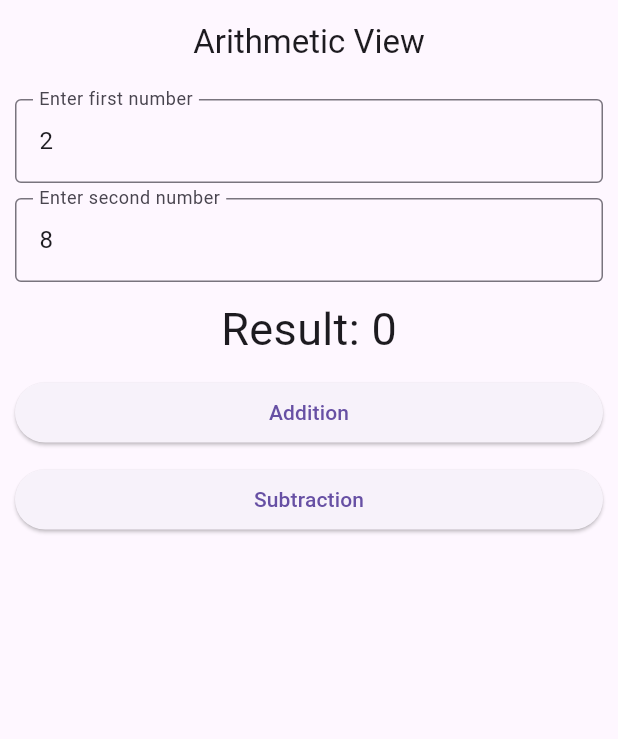
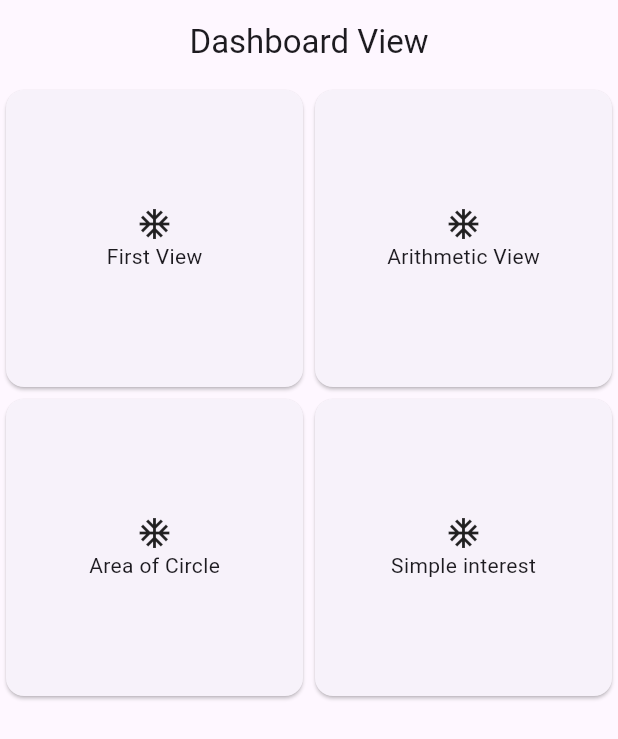
Before and after one commit to kripesh03/firstassignment, a Flutter app: the screen it shows after launch, on a phone screen of 412 x 824 dp. Shown: the top 739 px of the screen. Run offline on Flutter 3.47's test engine with Material 3 defaults, Android fonts, the phone set to English and light mode, and no system bars.

Commit message:
dashboard

```diff
--- a/lib/app.dart
+++ b/lib/app.dart
@@ -1,3 +1,4 @@
+import 'package:first_flutter_app/view/dashboard_view.dart';
 import 'package:first_flutter_app/view/first_view.dart';
 import 'package:first_flutter_app/view/arithmetic_view.dart';
 import 'package:flutter/material.dart';
@@ -9,7 +10,7 @@ class MyApp extends StatelessWidget {
   Widget build(BuildContext context) {
     return const MaterialApp(
       debugShowCheckedModeBanner: false,
-      home:ArithmeticView(),
+      home:DashboardView(),
     );
   }
 }
--- /dev/null
+++ b/lib/view/dashboard_view.dart
@@ -0,0 +1,94 @@
+import 'package:first_flutter_app/view/arithmetic_view.dart';
+import 'package:first_flutter_app/view/first_view.dart';
+import 'package:flutter/material.dart';
+
+class DashboardView extends StatelessWidget {
+  const DashboardView({super.key});
+
+  @override
+  Widget build(BuildContext context) {
+    return Scaffold(
+      appBar: AppBar(
+        title: const Text('Dashboard View'),
+        centerTitle: true,
+        elevation: 0,
+      ),
+      body: GridView.count(
+        crossAxisCount: 2,
+        children: [
+          Card(
+            child: InkWell(
+              onTap: () {
+                Navigator.push(
+                  context,
+                  MaterialPageRoute(builder: (context) => const FirstView()),
+                );
+              },
+              child: const Column(
+                mainAxisAlignment: MainAxisAlignment.center,
+                children: [
+                  Icon(Icons.ac_unit),
+                  Text('First View'),
+                ],
+              ),
+            ),
+          ),
+          Card(
+            child: InkWell(
+              onTap: () {
+                Navigator.push(
+                  context,
+                  MaterialPageRoute(
+                      builder: (context) => const ArithmeticView()),
+                );
+              },
+              child: const Column(
+                mainAxisAlignment: MainAxisAlignment.center,
+                children: [
+                  Icon(Icons.ac_unit),
+                  Text('Arithmetic View'),
+                ],
+              ),
+            ),
+          ),
+          Card(
+            child: InkWell(
+              onTap: () {
+                Navigator.push(
+                  context,
+                  MaterialPageRoute(
+                      builder: (context) => const ArithmeticView()),
+                );
+              },
+              child: const Column(
+                mainAxisAlignment: MainAxisAlignment.center,
+                children: [
+                  Icon(Icons.ac_unit),
+                  Text('Area of Circle'),
+                ],
+              ),
+            ),
+          ),
+          Card(
+            child: InkWell(
+              onTap: () {
+                Navigator.push(
+                  context,
+                  MaterialPageRoute(
+                      builder: (context) => const ArithmeticView()),
+                );
+              },
+              child: const Column(
+                mainAxisAlignment: MainAxisAlignment.center,
+                children: [
+                  Icon(Icons.ac_unit),
+                  Text('Simple interest'),
+                ],
+              ),
+            ),
+          )
+        ],
+      ),
+    );
+  }
+}
```
